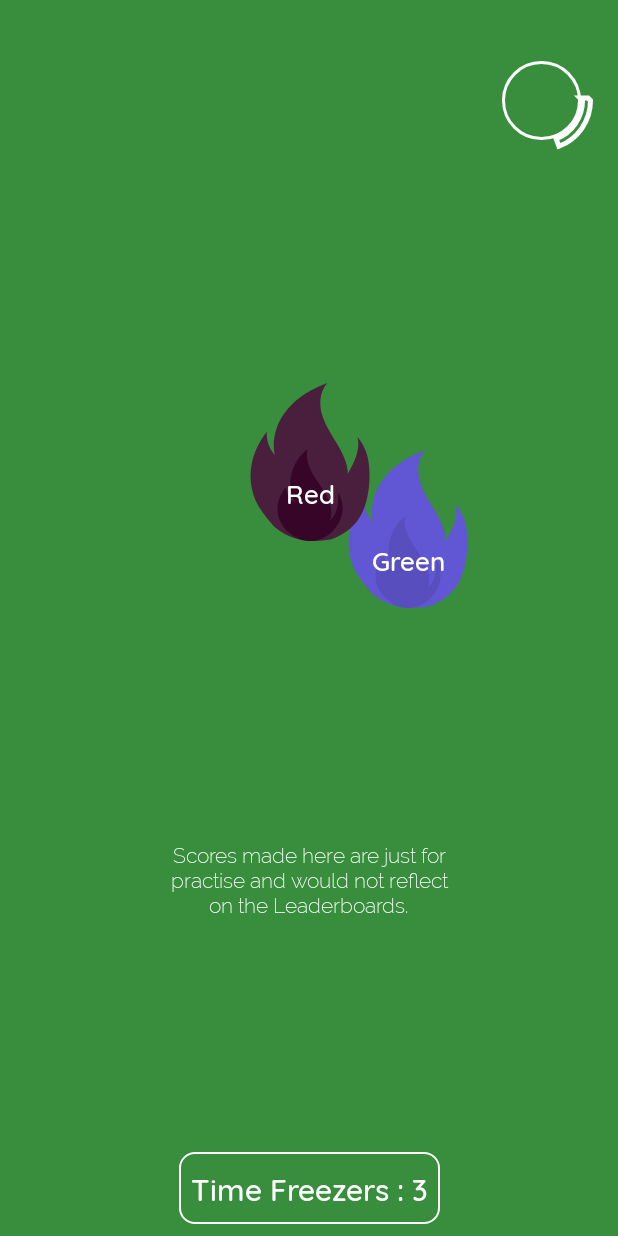
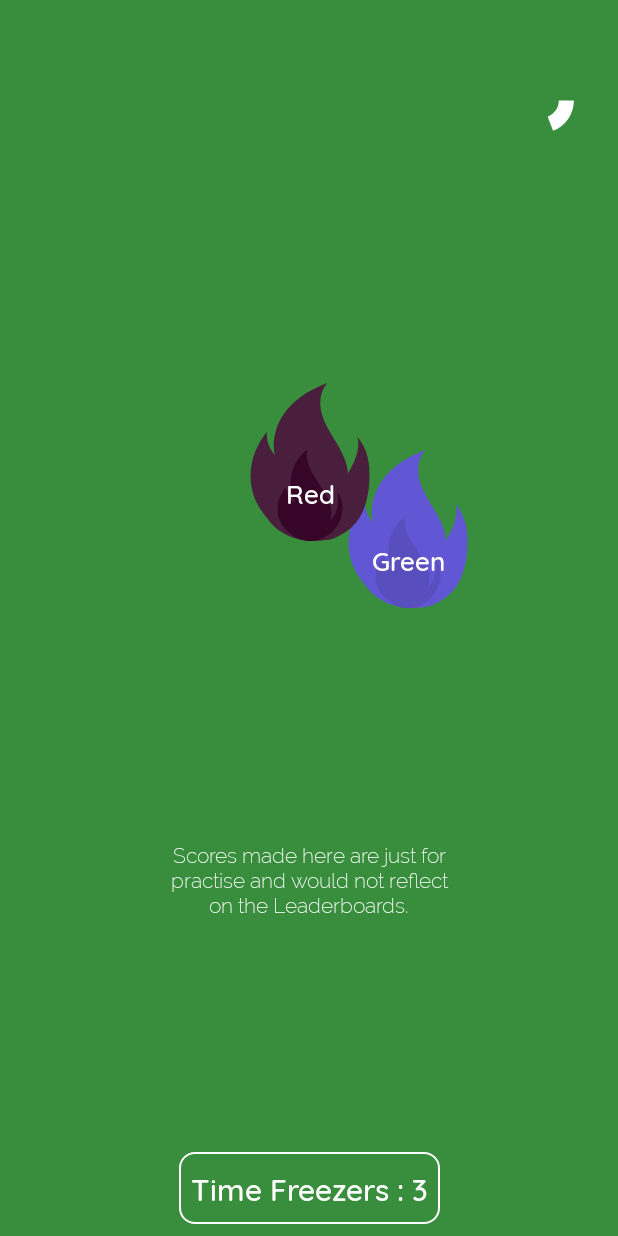
Before and after one commit to srivnaimish/Taplor, an Android app: the screen it shows after launch (MainActivity), after a tap on "Easy", on a phone screen of 412 x 824 dp. Run offline under Robolectric (Android 15) with nearby library versions, the light colour scheme and no system bars; our stand-ins replace AdMob; libraries missing offline, so code that uses them is left out: com.android.vending, com.getkeepsafe.taptargetview; 3 statements that could not run were skipped.

Commit message:
Tenth commit

```diff
--- a/app/src/main/java/com/riseapps/taplor/View/GameFragment.java
+++ b/app/src/main/java/com/riseapps/taplor/View/GameFragment.java
@@ -23,6 +23,7 @@ import android.support.v7.widget.CardView;
 import android.view.LayoutInflater;
 import android.view.View;
 import android.view.ViewGroup;
+import android.view.animation.AccelerateDecelerateInterpolator;
 import android.view.animation.AccelerateInterpolator;
 import android.view.animation.Animation;
 import android.view.animation.AnimationSet;
@@ -201,7 +202,7 @@ public class GameFragment extends Fragment implements View.OnClickListener {
         }
         animation = ObjectAnimator.ofInt (progressBar, "progress", 0, 500); // see this max value coming back here, we animale towards that value
         animation.setDuration (totalTime); //in milliseconds
-        animation.setInterpolator (new AccelerateInterpolator());
+        animation.setInterpolator (new AccelerateDecelerateInterpolator());
         animation.addListener(new AnimatorListenerAdapter() {
             @Override
             public void onAnimationCancel(Animator animation) {
@@ -529,10 +530,6 @@ public class GameFragment extends Fragment implements View.OnClickListener {
 
                 });
                 colorAnimation.start();
-                if (Build.VERSION.SDK_INT >= Build.VERSION_CODES.LOLLIPOP) {
-                    getActivity().getWindow().setNavigationBarColor(getResources().getColor(AppConstants.easyColorCodes[ansPos]));
-                }
-
                 break;
 
             case 1:
@@ -572,9 +569,6 @@ public class GameFragment extends Fragment implements View.OnClickListener {
 
                 });
                 colorAnimation1.start();
-                if (Build.VERSION.SDK_INT >= Build.VERSION_CODES.LOLLIPOP) {
-                    getActivity().getWindow().setNavigationBarColor(getResources().getColor(AppConstants.mediumColorCodes[ansPos]));
-                }
                 break;
 
             case 2:
@@ -616,9 +610,6 @@ public class GameFragment extends Fragment implements View.OnClickListener {
 
                 });
                 colorAnimation2.start();
-                if (Build.VERSION.SDK_INT >= Build.VERSION_CODES.LOLLIPOP) {
-                    getActivity().getWindow().setNavigationBarColor(getResources().getColor(AppConstants.hardColorCodes[ansPos]));
-                }
                 break;
         }
     }
--- a/app/src/main/res/drawable-v21/circular.xml
+++ b/app/src/main/res/drawable-v21/circular.xml
@@ -1,26 +1,13 @@
 <?xml version="1.0" encoding="utf-8"?>
-<layer-list xmlns:android="http://schemas.android.com/apk/res/android">
-<item
-    android:top="3dp"
-    android:right="3dp"
-    android:bottom="3dp"
-    android:left="3dp">
-    <shape
-        android:shape="oval">
-        <stroke android:width="2dp"
-            android:color="#FFFFFF"/>
-    </shape>
+<selector xmlns:android="http://schemas.android.com/apk/res/android">
+    <item>
+        <shape
+            android:shape="ring"
+            android:innerRadiusRatio="5.0"
+            android:thickness="10dp"
+            android:useLevel="true">
+            <solid android:color="#FFFFFF" />
+        </shape>
+    </item>
 
-</item>
-<item>
-    <shape xmlns:android="http://schemas.android.com/apk/res/android"
-        android:useLevel="true"
-        android:innerRadiusRatio="2"
-        android:shape="ring"
-        android:thickness="5.0sp">
-        <solid android:color="@android:color/transparent" />
-        <stroke android:width="3dp"
-            android:color="#FFFFFF"/>
-    </shape>
-</item>
-</layer-list>
+</selector>
--- a/app/src/main/res/drawable/circular.xml
+++ b/app/src/main/res/drawable/circular.xml
@@ -1,25 +1,7 @@
 <?xml version="1.0" encoding="utf-8"?>
-<layer-list xmlns:android="http://schemas.android.com/apk/res/android">
-        <item
-            android:top="3dp"
-            android:right="3dp"
-            android:bottom="3dp"
-            android:left="3dp">
-                <shape
-                    android:shape="oval">
-                        <stroke android:width="2dp"
-                            android:color="#FFFFFF"/>
-                </shape>
-
-        </item>
-        <item>
-                <shape xmlns:android="http://schemas.android.com/apk/res/android"
-                    android:innerRadiusRatio="2"
-                    android:shape="ring"
-                    android:thickness="5.0sp">
-                        <solid android:color="@android:color/transparent" />
-                        <stroke android:width="2dp"
-                            android:color="#FFFFFF"/>
-                </shape>
-        </item>
-</layer-list>
+<shape xmlns:android="http://schemas.android.com/apk/res/android"
+    android:innerRadiusRatio="5.0"
+    android:shape="ring"
+    android:thickness="10dp">
+    <solid android:color="@color/buttonTextColor" />
+</shape>
--- a/app/src/main/res/drawable/ic_bomb.xml
+++ /dev/null
@@ -1,9 +0,0 @@
-<vector android:height="24dp"
-    android:viewportHeight="404.662"
-    android:viewportWidth="404.662"
-    android:width="24dp"
-    xmlns:android="http://schemas.android.com/apk/res/android">
-    <path
-        android:fillColor="#FFFFFF"
-        android:pathData="M316.9,193.2l22.9,-22.9l-19.4,-19.4c10.3,-10.5 33.6,-37.7 24.1,-61.3c-9.3,-23.3 -45.8,-34.1 -111.3,-33c0.9,-2.1 2,-4.1 3.5,-5.9l8.7,-11l-14,1.4c-7.7,0.8 -15.1,-1.8 -20.4,-7.2c-5.3,-5.3 -7.9,-12.8 -7.2,-20.4l1,-9.8l-9.1,3.7c-7,2.8 -14.9,2.3 -21.6,-1.4L163.4,0l1.9,12c1.3,8.2 -1.3,16.1 -7,21.9c-3.3,3.3 -7.6,5.6 -12.3,6.7l-12.8,2.9l10.6,7.7c1.1,0.8 2.1,1.5 3.1,2.5c5.4,5.4 8,13.1 7.1,20.9l-0.9,7.5l7.5,-0.9c11.7,-1.4 23,5.2 26.9,17.1l3.2,9.7l12,-13.1c6.8,-6.8 16.1,-10.4 24.9,-9.5l10.4,1l-4.4,-9.5c-1.3,-2.7 -2,-5.6 -2.2,-8.5c79.1,-1.6 97.9,15.2 102.1,25.5c6.3,15.7 -10.8,37.6 -21.5,48.5l-23.8,-23.8l-24.1,24.1c-54.1,-29.5 -121.4,-19.9 -165.3,23.9c-54.4,54.4 -54.4,142.9 0,197.2s142.9,54.4 197.2,0C341.3,318.6 349.7,247.6 316.9,193.2z" />
-</vector>
```
